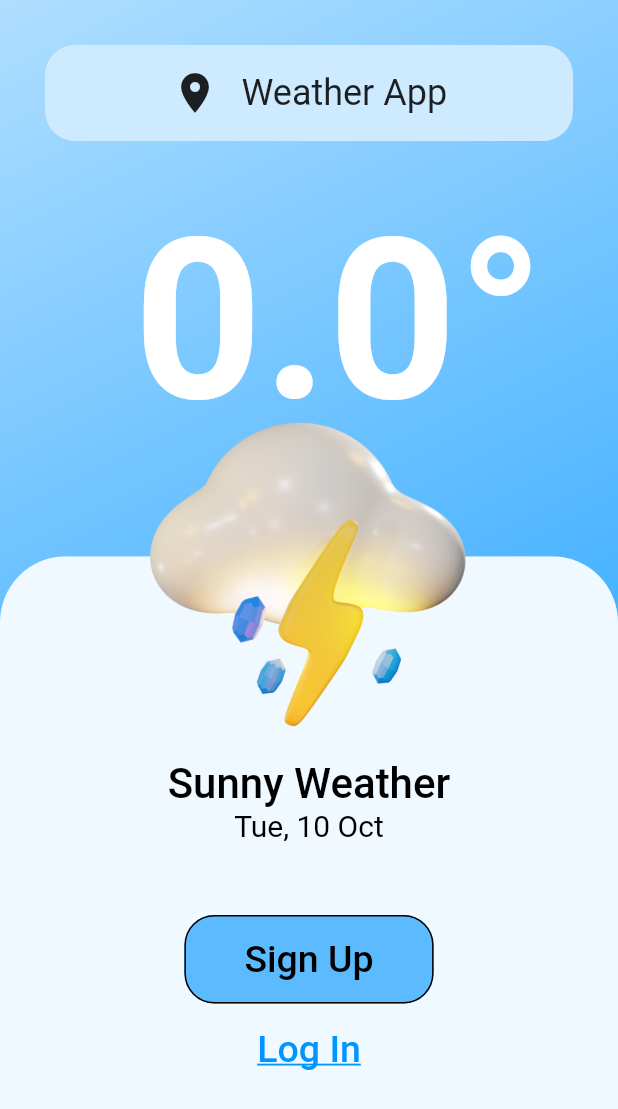
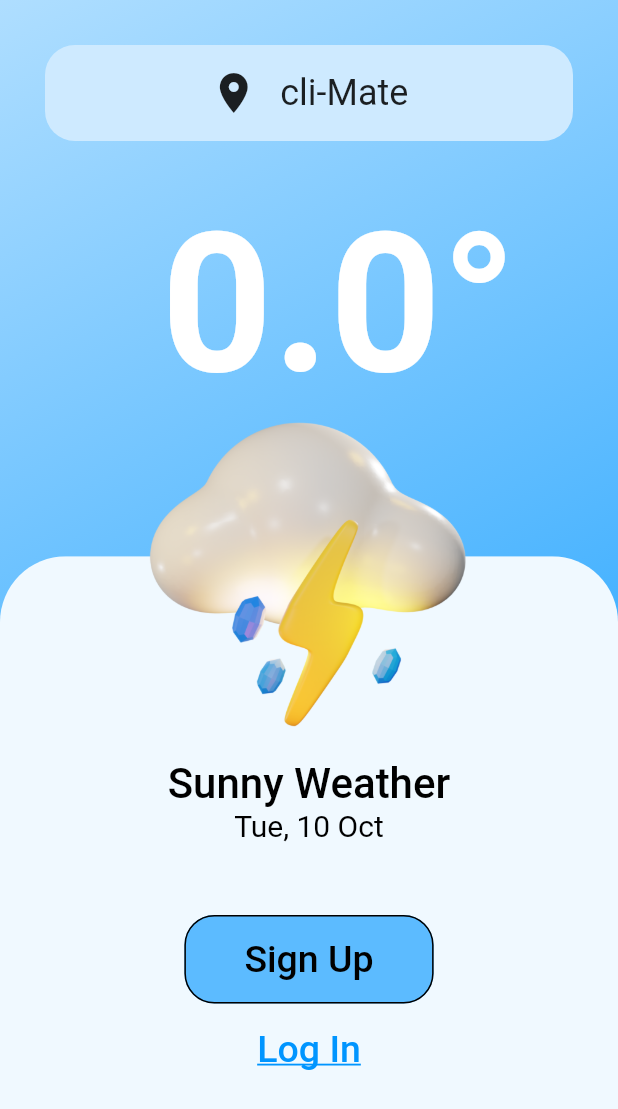
Before and after one commit to me-sanath/HackAI_Hack-230354, a Flutter app: the screen it shows after launch, on a phone screen of 412 x 824 dp. Shown: the top 1109 px of the screen. Run offline on Flutter 3.47's test engine with Material 2 defaults, Android fonts, the phone set to English and light mode, and no system bars; our stand-ins replace avatar_glow, curved_navigation_bar, dio, firebase_core, firebase_messaging, flutter_secure_storage and 6 more; accounts and stored records are empty; generated files the repository leaves out were written again; Roboto replaces fonts that are missing (Alata).

Commit message:
bug fixes

```diff
--- a/first_app/lib/main.dart
+++ b/first_app/lib/main.dart
@@ -1,4 +1,5 @@
 import 'dart:convert';
+import 'dart:io';
 import 'package:cliMate/api/firebase_api.dart';
 import 'package:cliMate/firebase_options.dart';
 import 'package:dio/dio.dart';
@@ -42,7 +43,7 @@ class MyApp extends StatelessWidget {
   Widget build(BuildContext context) {
     return MaterialApp(
       debugShowCheckedModeBanner: false,
-      title: 'Weather App',
+      title: 'cli-Mate',
       theme: ThemeData(
         primarySwatch: Colors.blue,
       ),
@@ -329,7 +330,7 @@ class _LandingPageState extends State<LandingPage> {
       );
 
       if (placemarks.isNotEmpty) {
-        final placeName = placemarks[0].subAdministrativeArea;
+        final placeName = placemarks[0].locality;
         final apiService = ApiService(dio);
         String? token = await widget.storage.read(key: 'access_token');
         final weatherData = await apiService.getDashboardData('Token $token',
@@ -409,7 +410,7 @@ class _LandingPageState extends State<LandingPage> {
                             ),
                             SizedBox(width: 15),
                             Text(
-                              _placeName == null ? 'Weather App' : _placeName!,
+                              _placeName == null ? 'cli-Mate' : _placeName!,
                               style: GoogleFonts.alata(
                                 backgroundColor:
                                     const Color.fromARGB(255, 206, 234, 255),
@@ -435,7 +436,7 @@ class _LandingPageState extends State<LandingPage> {
                         Text(
                           _temperature.toString() + '°',
                           style: GoogleFonts.alumniSans(
-                            fontSize: 150,
+                            fontSize: 130,
                             fontWeight: FontWeight.bold,
                             color: Colors.white,
                           ),
```
Also changed, not shown: first_app/lib/pages/homepage.dart (+17 -3 lines), first_app/lib/pages/login.dart (+14 -3 lines), first_app/lib/pages/signup.dart (+23 -9 lines).
